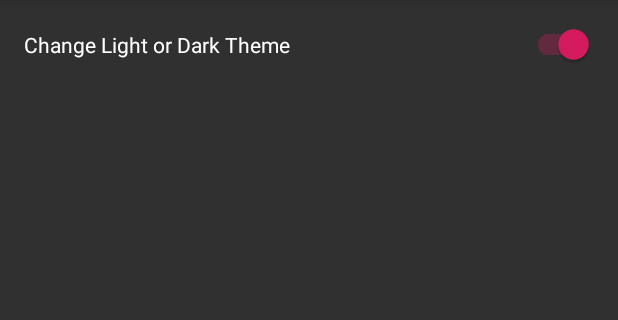
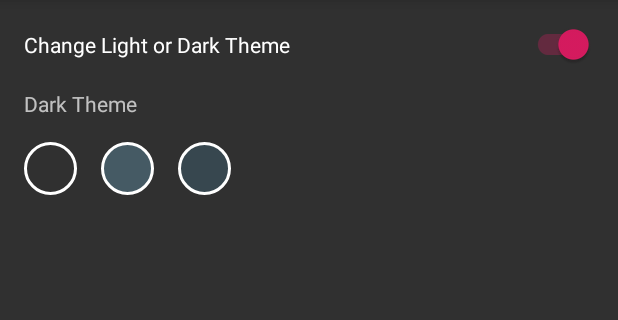
Before and after one commit to yoesuv/android-change-theme, an Android app: the screen it shows after launch (MainActivity), on a phone screen of 412 x 824 dp, the part 84-404 px from its top. Run offline under Robolectric (Android 15) with nearby library versions, the phone set to English and light mode, and no system bars.

Commit message:
:pencil: prepare activity theme

```diff
--- /dev/null
+++ b/app/src/main/res/drawable/round_blue_grey.xml
@@ -0,0 +1,9 @@
+<?xml version="1.0" encoding="utf-8"?>
+<shape xmlns:android="http://schemas.android.com/apk/res/android"
+    android:shape="oval">
+    <stroke android:width="@dimen/circle_stroke"
+        android:color="@color/white"/>
+    <solid android:color="@color/blue_grey_700"/>
+    <size android:height="@dimen/circle_size"
+        android:width="@dimen/circle_size"/>
+</shape>
--- /dev/null
+++ b/app/src/main/res/drawable/round_blue_grey_2.xml
@@ -0,0 +1,9 @@
+<?xml version="1.0" encoding="utf-8"?>
+<shape xmlns:android="http://schemas.android.com/apk/res/android"
+    android:shape="oval">
+    <stroke android:width="@dimen/circle_stroke"
+        android:color="@color/white"/>
+    <solid android:color="@color/blue_grey_800"/>
+    <size android:height="@dimen/circle_size"
+        android:width="@dimen/circle_size"/>
+</shape>
--- /dev/null
+++ b/app/src/main/res/drawable/round_default.xml
@@ -0,0 +1,9 @@
+<?xml version="1.0" encoding="utf-8"?>
+<shape xmlns:android="http://schemas.android.com/apk/res/android"
+    android:shape="oval">
+    <stroke android:width="@dimen/circle_stroke"
+        android:color="@color/white"/>
+    <solid android:color="@color/default_dark_theme"/>
+    <size android:height="@dimen/circle_size"
+        android:width="@dimen/circle_size"/>
+</shape>
--- a/app/src/main/res/layout/activity_main.xml
+++ b/app/src/main/res/layout/activity_main.xml
@@ -3,6 +3,7 @@
     xmlns:android="http://schemas.android.com/apk/res/android"
     xmlns:app="http://schemas.android.com/apk/res-auto"
     xmlns:tools="http://schemas.android.com/tools"
+    android:background="?themeColorPrimary"
     android:orientation="vertical"
     android:layout_width="match_parent"
     android:layout_height="match_parent"
@@ -28,6 +29,42 @@
             android:text="@string/change_light_dark_theme"
             app:switchPadding="10dp" />
 
+        <android.support.v7.widget.AppCompatTextView
+            android:layout_width="wrap_content"
+            android:layout_height="wrap_content"
+            android:layout_marginTop="16dp"
+            android:text="@string/dark_theme"/>
+
+        <LinearLayout
+            android:orientation="horizontal"
+            android:layout_width="wrap_content"
+            android:layout_height="wrap_content"
+            android:layout_marginTop="16dp">
+
+            <android.support.v7.widget.AppCompatImageView
+                android:id="@+id/menuDarkDefault"
+                android:layout_width="wrap_content"
+                android:layout_height="wrap_content"
+                app:srcCompat="@drawable/round_default"/>
+
+            <android.support.v7.widget.AppCompatImageView
+                android:id="@+id/menuDark1"
+                android:layout_width="wrap_content"
+                android:layout_height="wrap_content"
+                android:layout_marginLeft="16dp"
+                android:layout_marginStart="16dp"
+                app:srcCompat="@drawable/round_blue_grey"/>
+
+            <android.support.v7.widget.AppCompatImageView
+                android:id="@+id/menuDark2"
+                android:layout_width="wrap_content"
+                android:layout_height="wrap_content"
+                android:layout_marginLeft="16dp"
+                android:layout_marginStart="16dp"
+                app:srcCompat="@drawable/round_blue_grey_2"/>
+
+        </LinearLayout>
+
     </LinearLayout>
 
 </LinearLayout>
--- /dev/null
+++ b/app/src/main/res/values/attr.xml
@@ -0,0 +1,4 @@
+<?xml version="1.0" encoding="utf-8"?>
+<resources>
+    <attr name="themeColorPrimary" format="reference"/>
+</resources>
--- a/app/src/main/res/values/colors.xml
+++ b/app/src/main/res/values/colors.xml
@@ -3,4 +3,13 @@
     <color name="colorPrimary">#008577</color>
     <color name="colorPrimaryDark">#00574B</color>
     <color name="colorAccent">#D81B60</color>
+
+    <color name="default_light_theme">#FAFAFA</color>
+    <color name="default_dark_theme">#303030</color>
+
+    <color name="white">#FFFFFF</color>
+
+    <color name="blue_grey_500">#607D8B</color>
+    <color name="blue_grey_700">#455A64</color>
+    <color name="blue_grey_800">#37474F</color>
 </resources>
--- /dev/null
+++ b/app/src/main/res/values/dimens.xml
@@ -0,0 +1,5 @@
+<?xml version="1.0" encoding="utf-8"?>
+<resources>
+    <dimen name="circle_stroke">2dp</dimen>
+    <dimen name="circle_size">35dp</dimen>
+</resources>
--- a/app/src/main/res/values/strings.xml
+++ b/app/src/main/res/values/strings.xml
@@ -2,4 +2,5 @@
     <string name="app_name">Change Theme</string>
 
     <string name="change_light_dark_theme">Change Light or Dark Theme </string>
+    <string name="dark_theme">Dark Theme</string>
 </resources>
--- a/app/src/main/res/values/styles.xml
+++ b/app/src/main/res/values/styles.xml
@@ -7,6 +7,7 @@
         <item name="colorPrimaryDark">@color/colorPrimaryDark</item>
         <item name="colorAccent">@color/colorAccent</item>
         <item name="android:windowAnimationStyle">@style/WindowAnimationTransition</item>
+        <item name="themeColorPrimary">@color/default_light_theme</item>
     </style>
 
     <style name="AppThemeDark" parent="Theme.AppCompat.NoActionBar">
@@ -15,6 +16,7 @@
         <item name="colorPrimaryDark">@color/colorPrimaryDark</item>
         <item name="colorAccent">@color/colorAccent</item>
         <item name="android:windowAnimationStyle">@style/WindowAnimationTransition</item>
+        <item name="themeColorPrimary">@color/default_dark_theme</item>
     </style>
 
     <style name="WindowAnimationTransition">
@@ -24,4 +26,8 @@
 
     <style name="toolbarTheme" parent="ThemeOverlay.AppCompat.Dark.ActionBar"/>
 
+    <style name="AppThemeDarkBlueGrey" parent="Theme.AppCompat.NoActionBar">
+        <item name="themeColorPrimary">@color/blue_grey_700</item>
+    </style>
+
 </resources>
```
